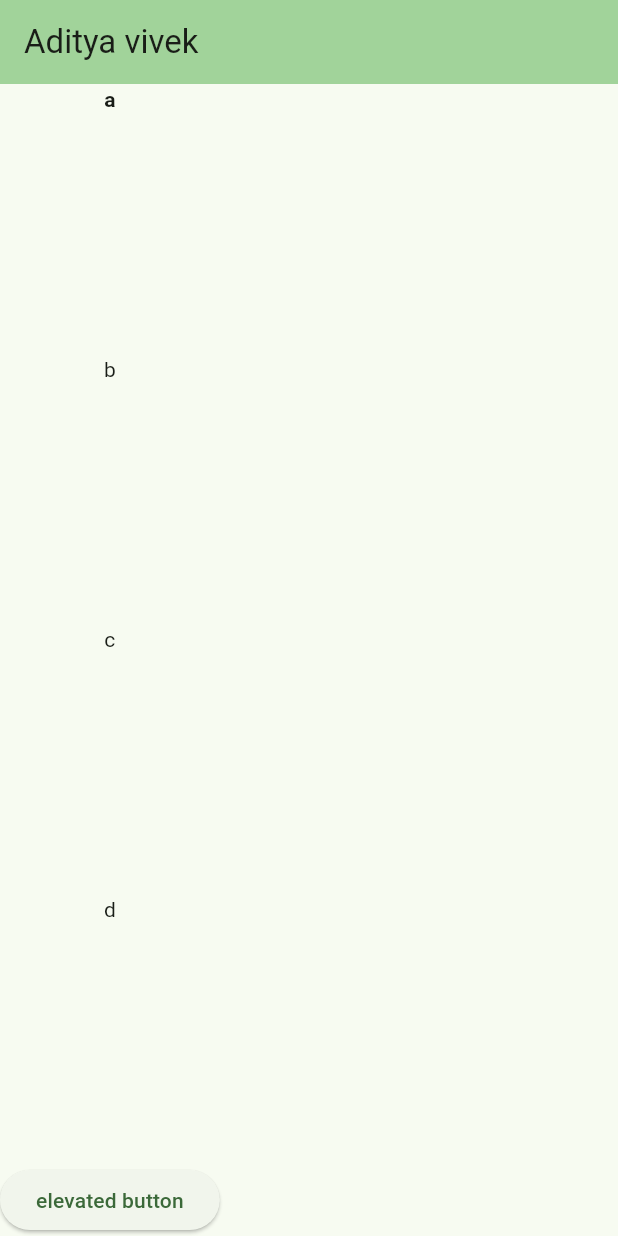
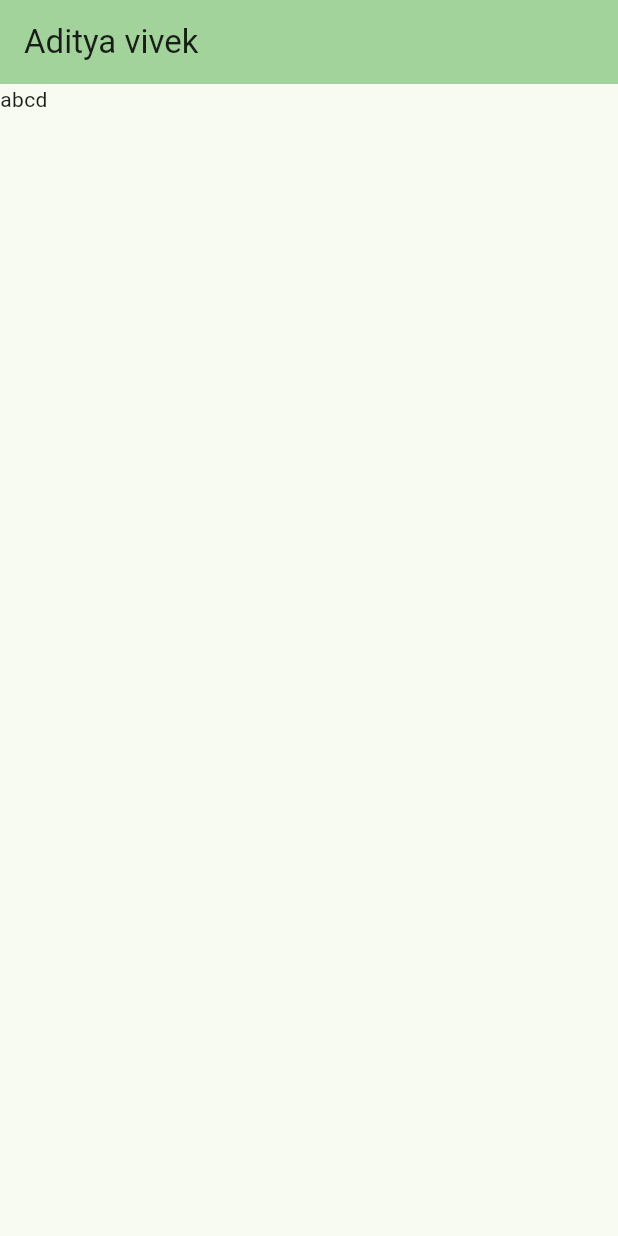
Before and after one commit to pranjal6314/Flutter, a Flutter app: the screen it shows after launch, on a phone screen of 412 x 824 dp. Run offline on Flutter 3.47's test engine with Material 2 defaults, Android fonts, the phone set to English and light mode, and no system bars.

Commit message:
Rows and Columns widgets

```diff
--- a/lib/main.dart
+++ b/lib/main.dart
@@ -99,25 +99,33 @@ class _MyHomePageState extends State<MyHomePage> {
         // ],
         // ),
         // ),
-      body: Column(
-          mainAxisAlignment: MainAxisAlignment.spaceBetween,
-          crossAxisAlignment: CrossAxisAlignment.center,
+        body: Container(
+          height: 400,
+          width: 400,
+          child: const Column(
             children: [
-            const Text(
-              'a',
-              style: TextStyle(fontWeight: FontWeight.bold),
-            ),
-            const Text('b'),
+              Row(children: [
+                Text('a'),
+                Text('b'),
                 Text('c'),
                 Text('d'),
-            ElevatedButton(onPressed: () {}, child: Text("elevated button")),
               ]),
-      // const Row(children: [
-      //     Text('a'),
-      //     Text('b'),
-      //     Text('c'),
-      //     Text('d'),
-      //   ]),
+            ],
+          ),
+        )
+        //  Column(
+        //     mainAxisAlignment: MainAxisAlignment.spaceBetween,
+        //     crossAxisAlignment: CrossAxisAlignment.center,
+        //     children: [
+        //       const Text(
+        //         'a',
+        //         style: TextStyle(fontWeight: FontWeight.bold),
+        //       ),
+        //       const Text('b'),
+        //       Text('c'),
+        //       Text('d'),
+        //       ElevatedButton(onPressed: () {}, child: Text("elevated button")),
+        //     ]),
         );
   }
 }
```
Lines whose indentation alone changed are shown as unchanged.
